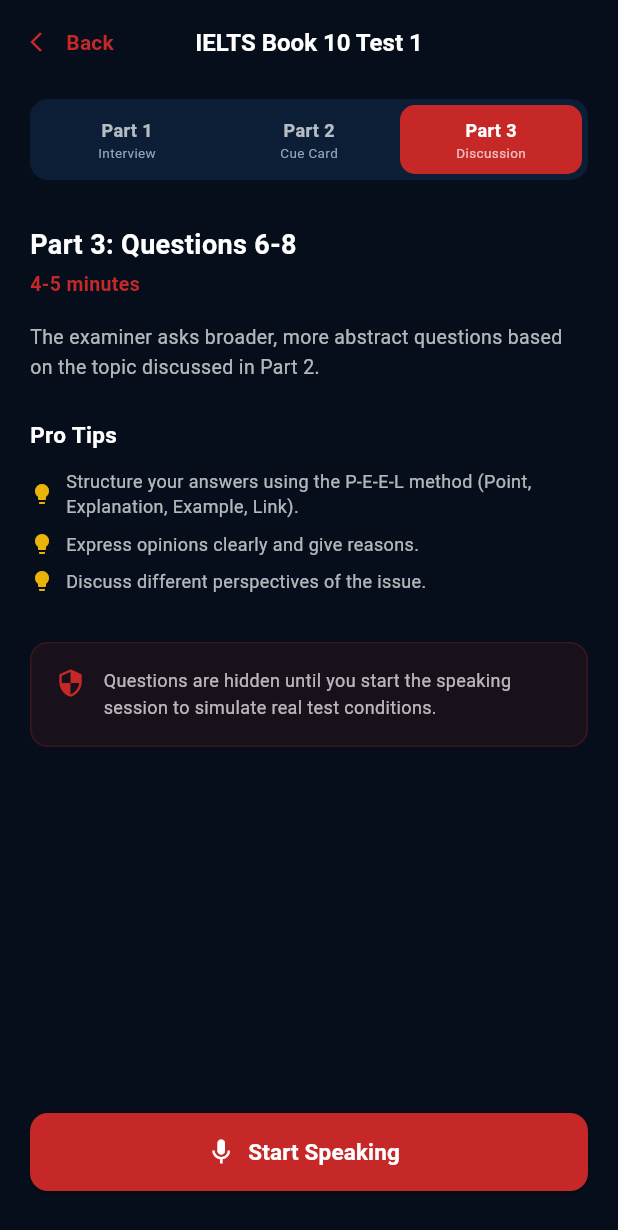
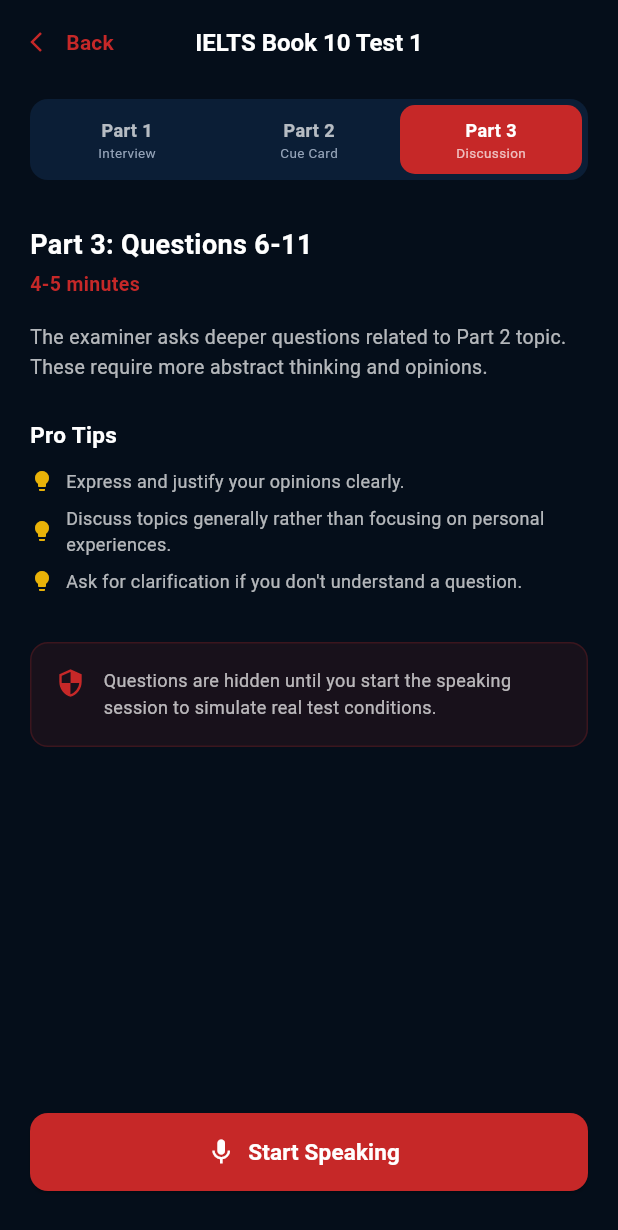
Before and after one commit to Omatsulijoshua/AuraLingo-AI-, a Flutter app: the SpeakingPracticeScreen screen opened directly, after a tap on "IELTS Book 10 Test 1", after a tap on "Part 2", after a tap on "Part 3", on a phone screen of 412 x 824 dp. Shown: the top 1230 px of the screen. Run offline on Flutter 3.47's test engine with Material 3 defaults, Android fonts, the phone set to English and light mode, and no system bars; our stand-ins replace audioplayers, flutter_riverpod, shared_preferences; accounts and stored records are empty; network calls fail.

Commit message:
Feat: Update Part 3 title, description, and tips to match the new screenshot details

```diff
--- a/mobile_app/lib/screens/speaking_practice_screen.dart
+++ b/mobile_app/lib/screens/speaking_practice_screen.dart
@@ -743,7 +743,7 @@
                         ? 'Part 1: Questions 1-4'
                         : _selectedPart == 2
                             ? 'Part 2: Question 5'
-                            : 'Part 3: Questions 6-8',
+                            : 'Part 3: Questions 6-11',
                     style: const TextStyle(color: Colors.white, fontSize: 18, fontWeight: FontWeight.bold),
                   ),
                   const SizedBox(height: 4),
@@ -762,7 +762,7 @@
                         ? 'The examiner asks general questions about familiar topics like home, family, work, studies, and interests.'
                         : _selectedPart == 2
                             ? 'You receive a task card with a topic. You have 1 minute to prepare, then speak for 1-2 minutes.'
-                            : 'The examiner asks broader, more abstract questions based on the topic discussed in Part 2.',
+                            : 'The examiner asks deeper questions related to Part 2 topic. These require more abstract thinking and opinions.',
                     style: const TextStyle(color: Colors.white70, fontSize: 13, height: 1.5),
                   ),
                   const SizedBox(height: 24),
@@ -888,9 +888,9 @@
       ];
     } else {
       tips = [
-        'Structure your answers using the P-E-E-L method (Point, Explanation, Example, Link).',
-        'Express opinions clearly and give reasons.',
-        'Discuss different perspectives of the issue.'
+        'Express and justify your opinions clearly.',
+        'Discuss topics generally rather than focusing on personal experiences.',
+        'Ask for clarification if you don\'t understand a question.'
       ];
     }
 
```
